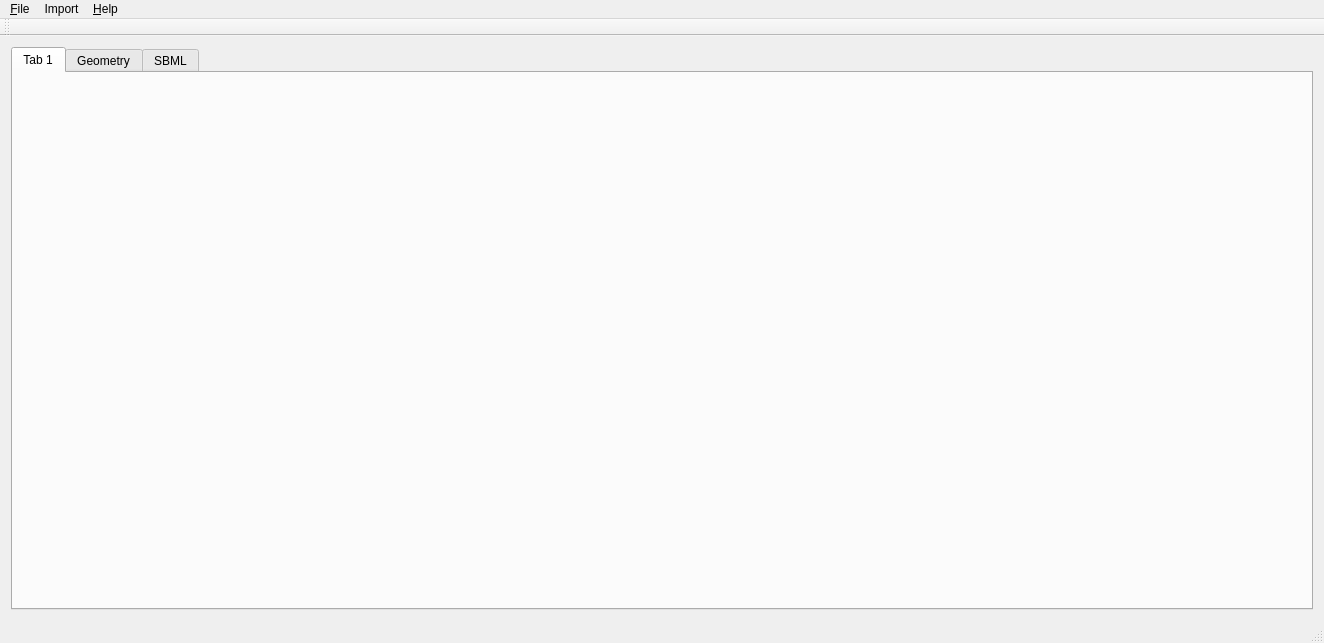
The window that mainwindow.ui (spatial-model-editor/spatial-model-editor) describes before a commit, drawn with Qt 5.
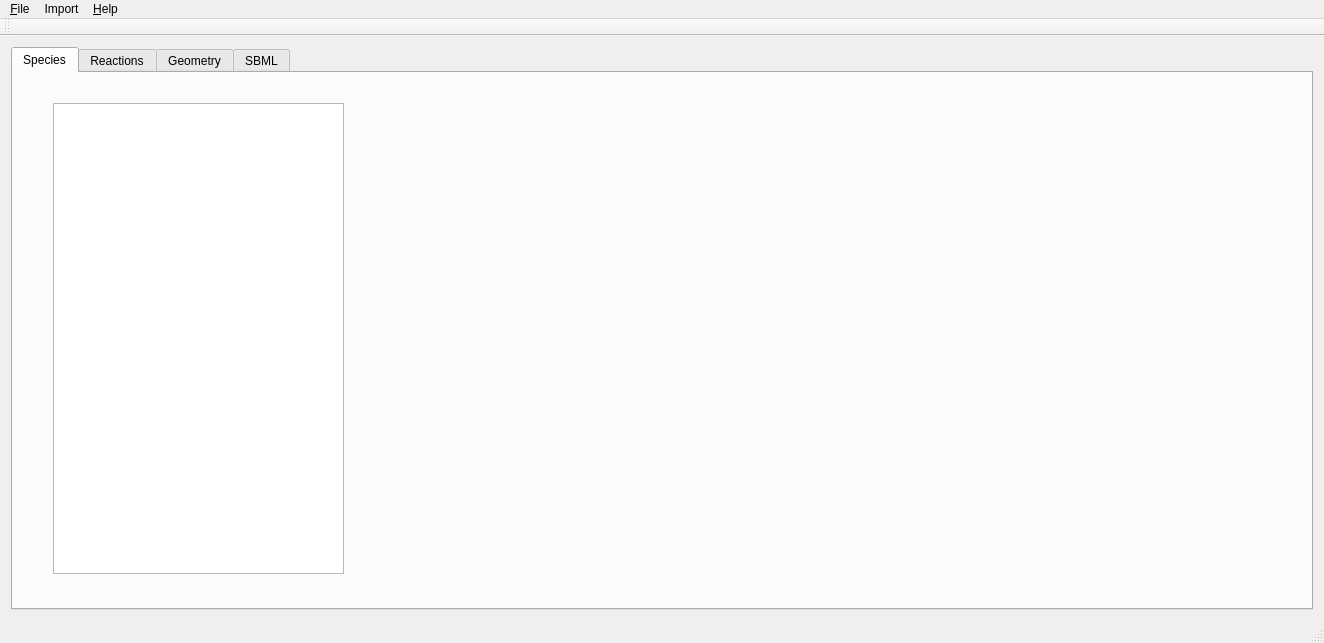
The same window after the commit.

Commit message: display list of species and reactions from sbml file

What changed in the file:
```diff
--- a/mainwindow.ui
+++ b/mainwindow.ui
@@ -22,8 +22,33 @@
       </property>
       <widget class="QWidget" name="tabSpecies">
        <attribute name="title">
-        <string>Tab 1</string>
+        <string>Species</string>
        </attribute>
+       <widget class="QListView" name="listSpecies">
+        <property name="geometry">
+         <rect>
+          <x>40</x>
+          <y>30</y>
+          <width>291</width>
+          <height>471</height>
+         </rect>
+        </property>
+       </widget>
+      </widget>
+      <widget class="QWidget" name="tabReactions">
+       <attribute name="title">
+        <string>Reactions</string>
+       </attribute>
+       <widget class="QListView" name="listReactions">
+        <property name="geometry">
+         <rect>
+          <x>40</x>
+          <y>10</y>
+          <width>291</width>
+          <height>471</height>
+         </rect>
+        </property>
+       </widget>
       </widget>
       <widget class="QWidget" name="tabGeometry">
        <attribute name="title">
```
The commit also changes 6 other files.
